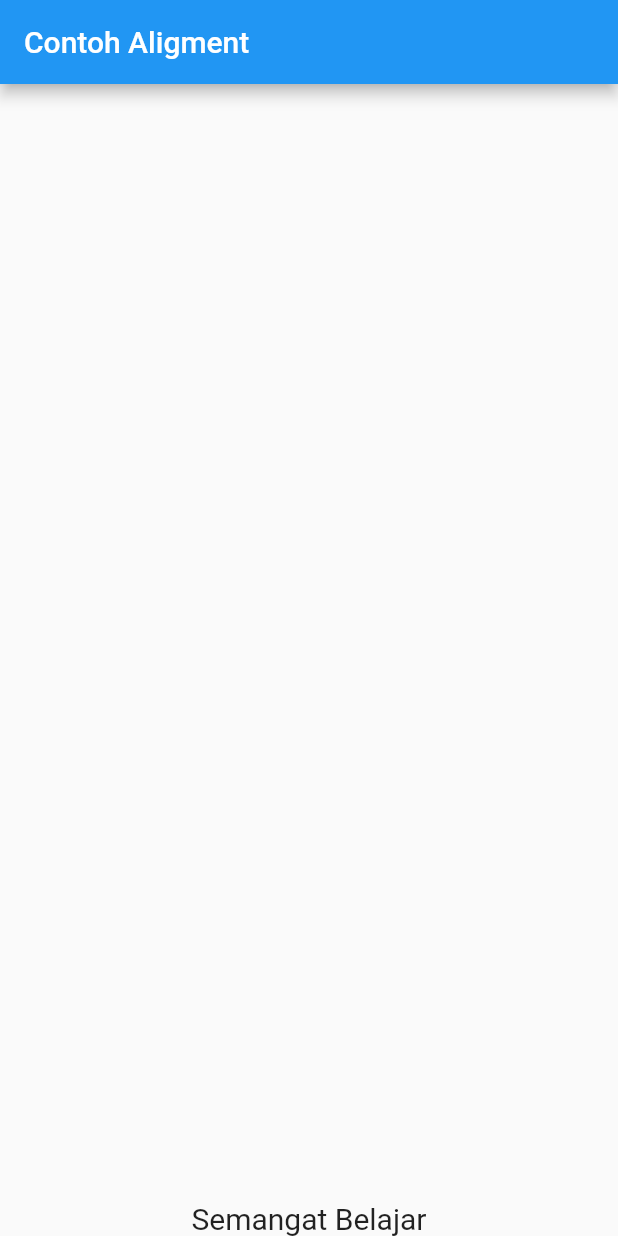
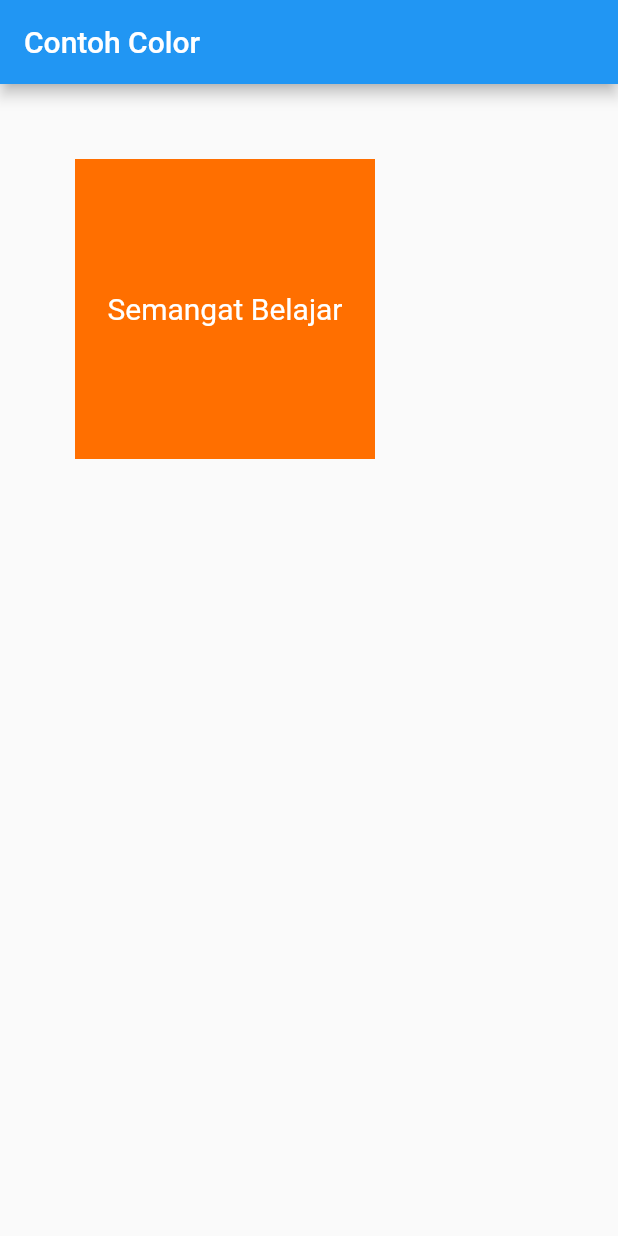
Before and after one commit to polinema-mobile/praktikum-02-layout-web-bola-DianaEstifadah, a Flutter app: the screen it shows after launch, on a phone screen of 412 x 824 dp. Run offline on Flutter 3.47's test engine with Material 2 defaults, Android fonts, the light colour scheme and no system bars.

Commit message:
Pratikum Container Property Color

```diff
--- a/lib/main.dart
+++ b/lib/main.dart
@@ -2,20 +2,22 @@ import 'package:flutter/material.dart';
 
 void main() => runApp(MyApp());
 
-//Pratikum Container Property Alignment
+//Pratikum Container Property Color
 class MyApp extends StatelessWidget {
   @override
   Widget build(BuildContext context) {
     return MaterialApp(
       home: Scaffold(
-          appBar: AppBar(title: Text("Contoh Aligment")),
+          appBar: AppBar(title: Text("Contoh Color")),
           body: Container(
-              alignment: Alignment.bottomCenter,
+              margin: EdgeInsets.all(50),
+              height: 200,
+              width: 200,
+              alignment: Alignment.center,
+              color: Colors.amber[900],
               child: Text(
                 'Semangat Belajar',
-                style: TextStyle(
-                  fontSize: 20,
-                ),
+                style: TextStyle(fontSize: 20, color: Colors.white),
               ))),
     );
   }
```
